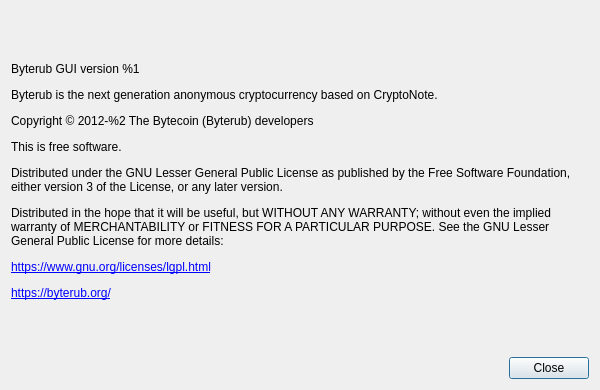
First picture: the form in src/aboutdialog.ui, repository ByteRub/bytecoin-gui, before the edit.
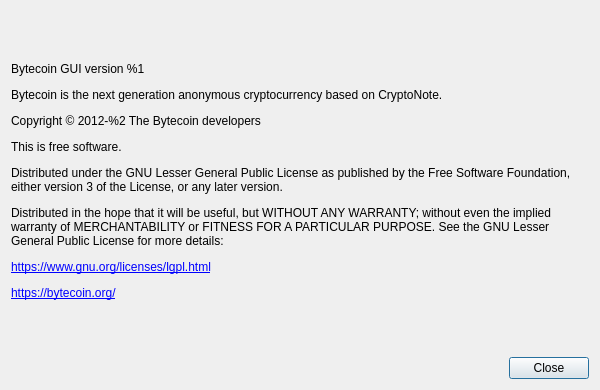
Second picture: the form after the edit. Custom widgets are drawn as their Qt base class.

Diff of the .ui file:
```diff
--- a/src/aboutdialog.ui
+++ b/src/aboutdialog.ui
@@ -41,7 +41,7 @@
       </sizepolicy>
      </property>
      <property name="text">
-      <string>&lt;html&gt;&lt;head/&gt;&lt;body&gt;&lt;p&gt;Byterub GUI version %1&lt;/p&gt;&lt;p&gt;Byterub is the next generation anonymous cryptocurrency based on CryptoNote.&lt;/p&gt;&lt;p&gt;Copyright © 2012-%2 The Bytecoin (Byterub) developers&lt;/p&gt;&lt;p&gt;This is free software.&lt;/p&gt;&lt;p&gt;Distributed under the GNU Lesser General Public License as published by the Free Software Foundation, either version 3 of the License, or any later version.&lt;/p&gt;&lt;p&gt;Distributed in the hope that it will be useful, but WITHOUT ANY WARRANTY; without even the implied warranty of MERCHANTABILITY or FITNESS FOR A PARTICULAR PURPOSE. See the GNU Lesser General Public License for more details:&lt;/p&gt;&lt;p&gt;&lt;a href=&quot;https://www.gnu.org/licenses/lgpl.html&quot;&gt;&lt;span style=&quot; text-decoration: underline; color:#0000ff;&quot;&gt;https://www.gnu.org/licenses/lgpl.html&lt;/span&gt;&lt;/a&gt;&lt;/p&gt;&lt;p&gt;&lt;a href=&quot;http://byterub.org/&quot;&gt;&lt;span style=&quot; text-decoration: underline; color:#0000ff;&quot;&gt;https://byterub.org/&lt;/span&gt;&lt;/a&gt;&lt;/p&gt;&lt;/body&gt;&lt;/html&gt;</string>
+      <string>&lt;html&gt;&lt;head/&gt;&lt;body&gt;&lt;p&gt;Bytecoin GUI version %1&lt;/p&gt;&lt;p&gt;Bytecoin is the next generation anonymous cryptocurrency based on CryptoNote.&lt;/p&gt;&lt;p&gt;Copyright © 2012-%2 The Bytecoin developers&lt;/p&gt;&lt;p&gt;This is free software.&lt;/p&gt;&lt;p&gt;Distributed under the GNU Lesser General Public License as published by the Free Software Foundation, either version 3 of the License, or any later version.&lt;/p&gt;&lt;p&gt;Distributed in the hope that it will be useful, but WITHOUT ANY WARRANTY; without even the implied warranty of MERCHANTABILITY or FITNESS FOR A PARTICULAR PURPOSE. See the GNU Lesser General Public License for more details:&lt;/p&gt;&lt;p&gt;&lt;a href=&quot;https://www.gnu.org/licenses/lgpl.html&quot;&gt;&lt;span style=&quot; text-decoration: underline; color:#0000ff;&quot;&gt;https://www.gnu.org/licenses/lgpl.html&lt;/span&gt;&lt;/a&gt;&lt;/p&gt;&lt;p&gt;&lt;a href=&quot;http://bytecoin.org/&quot;&gt;&lt;span style=&quot; text-decoration: underline; color:#0000ff;&quot;&gt;https://bytecoin.org/&lt;/span&gt;&lt;/a&gt;&lt;/p&gt;&lt;/body&gt;&lt;/html&gt;</string>
      </property>
      <property name="textFormat">
       <enum>Qt::RichText</enum>
```
Left out of the diff: 2 changed lines with no effect on the pictures.
